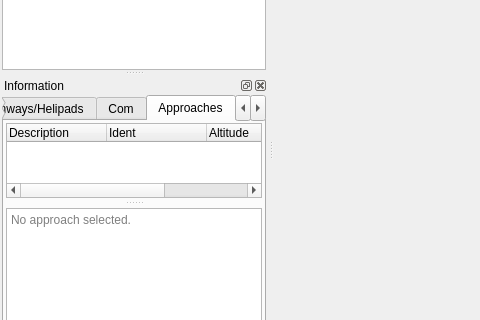
This is src/gui/mainwindow.ui in albar965/littlenavmap as Qt 5 draws it before an edit; both pictures show x 0 to 480 and y 270 to 590 of the 1280 by 903 pixel window. The edited form follows.
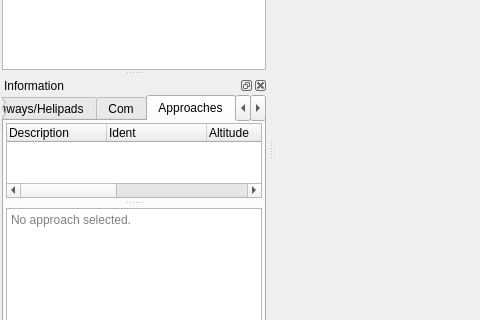
This is the edited form. The open tabs and pages were chosen to show the change. Icons and pictures are not drawn.

```diff
--- a/src/gui/mainwindow.ui
+++ b/src/gui/mainwindow.ui
@@ -2367,6 +2367,9 @@
             <property name="uniformRowHeights">
              <bool>false</bool>
             </property>
+            <attribute name="headerMinimumSectionSize">
+             <number>5</number>
+            </attribute>
             <column>
              <property name="text">
               <string notr="true">Description</string>
@@ -2387,6 +2390,16 @@
               <string>Course</string>
              </property>
             </column>
+            <column>
+             <property name="text">
+              <string>Distance</string>
+             </property>
+            </column>
+            <column>
+             <property name="text">
+              <string>Remarks</string>
+             </property>
+            </column>
            </widget>
            <widget class="QTextBrowser" name="textBrowserApproachInfo">
             <property name="sizePolicy">
```
Left out of the diff: 46 changed lines with no effect on the pictures.
